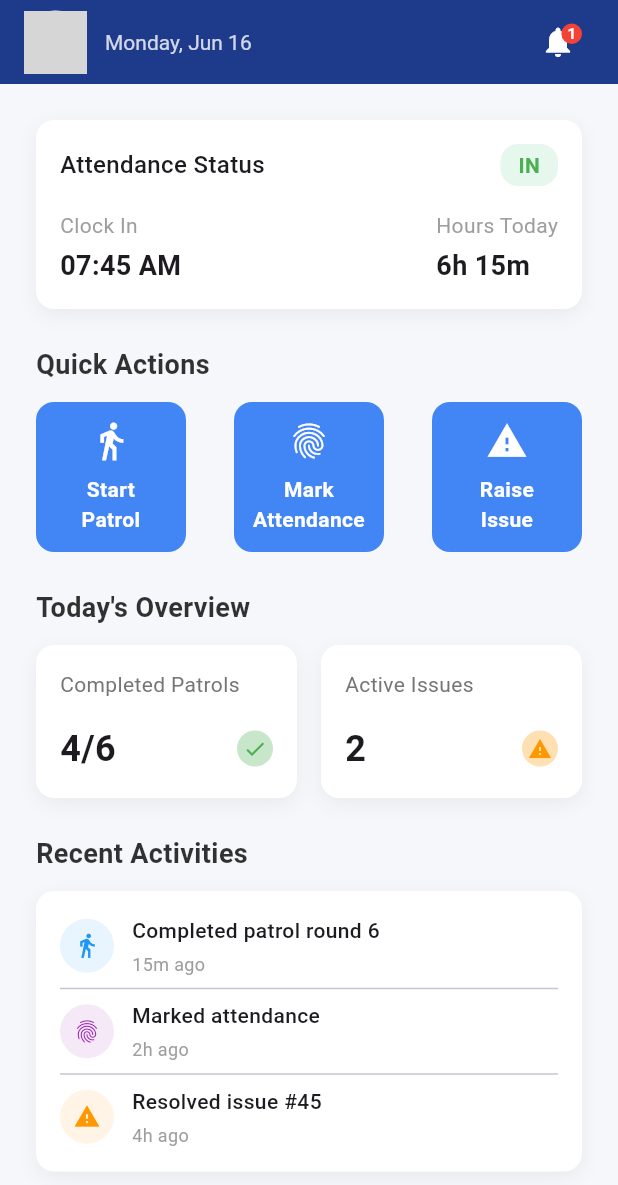
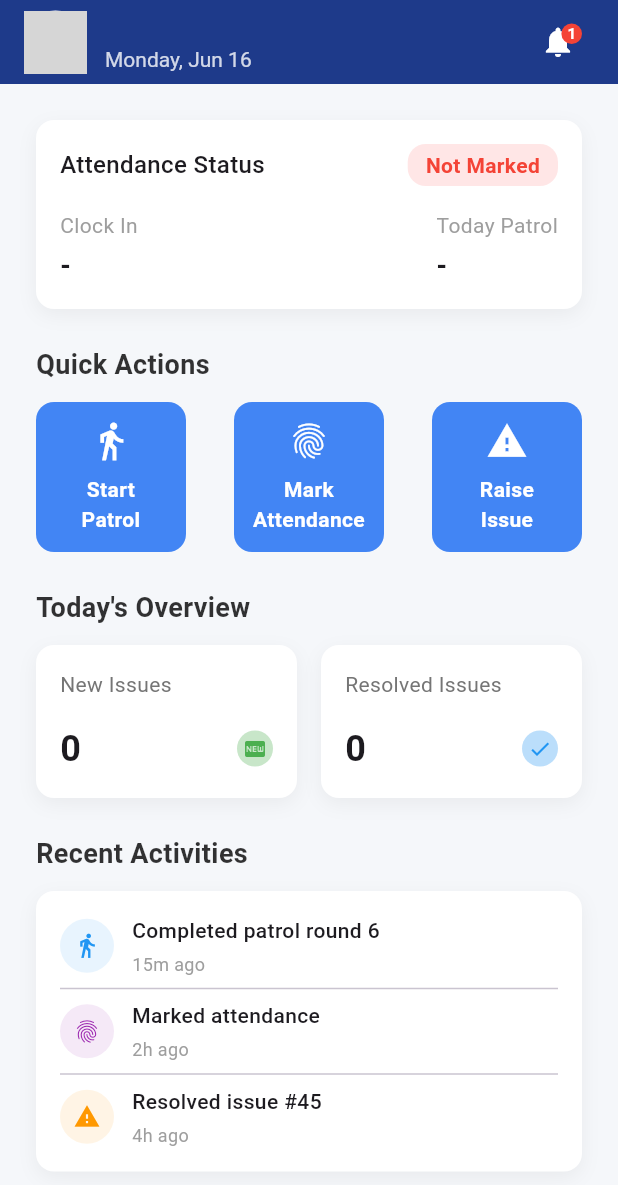
Before and after one commit to akashvadh12/Just-In-App, a Flutter app: the HomeView screen opened by its route, after a tap on an icon or button, on a phone screen of 412 x 824 dp. Shown: the top 1185 px of the screen. Run offline on Flutter 3.47's test engine with Material 3 defaults, Android fonts, the phone set to English and light mode, and no system bars; our stand-ins replace flutter_map, flutter_markdown, geolocator, get, image_picker, latlong2 and 2 more; missing offline and left inert: qr_code_scanner_plus; accounts and stored records are empty; network calls fail; grey boxes are pictures that could not be loaded.

Commit message:
feat: Enhance user model and local storage service; update attendance and issue resolution logic

```diff
--- a/lib/modules/attandance/AttendanceHistoryScreen/AttendanceHistoryScreen.dart
+++ b/lib/modules/attandance/AttendanceHistoryScreen/AttendanceHistoryScreen.dart
@@ -14,11 +14,15 @@ class AttendanceHistoryScreen extends StatelessWidget {
   @override
   Widget build(BuildContext context) {
     return Scaffold(
+
       appBar: AppBar(
         title: const Text(
           'Attendance',
           style: TextStyle(color: Colors.white),
         ),
+          iconTheme: const IconThemeData(
+      color: Colors.white, // Set back button (and other icons) color here
+    ),
         actions: [
           IconButton(
             icon: const Icon(Icons.refresh, color: Colors.white),
--- a/lib/modules/attandance/attandance_controller/Attendance_controller.dart
+++ b/lib/modules/attandance/attandance_controller/Attendance_controller.dart
@@ -18,7 +18,7 @@ class GuardAttendanceController extends GetxController {
   var clockOutTime;
   var isLoadingLocation = false.obs;
   var isProcessingAttendance = false.obs;
-    final ProfileController profileController = Get.find<ProfileController>();
+  final ProfileController profileController = Get.find<ProfileController>();
 
   // API endpoint
   static const String attendanceApiUrl =
@@ -319,6 +319,10 @@ class GuardAttendanceController extends GetxController {
       request.fields['Latitude'] = currentPosition.value!.latitude.toString();
       request.fields['Longitude'] = currentPosition.value!.longitude.toString();
       request.fields['SelfieBase64'] = imageBase64;
+      request.fields['EntryTimestamp'] = DateTime.now().toIso8601String();
+      if (type == 'out') {
+        request.fields['ExitTimestamp'] = DateTime.now().toIso8601String();
+      }
 
       // Add file upload
       var multipartFile = await http.MultipartFile.fromPath(
@@ -335,6 +339,11 @@ class GuardAttendanceController extends GetxController {
       print('Longitude: ${currentPosition.value!.longitude}');
       print('Base64 length: ${imageBase64.length}');
       print('File path: ${capturedImage.value!.path}');
+      print('Entry Timestamp: ${request.fields['EntryTimestamp']}');
+      if (type == 'out') {
+        print('Exit Timestamp: ${request.fields['ExitTimestamp']}');
+      }
+
 
       // Send request
       final streamedResponse = await request.send().timeout(
--- a/lib/modules/auth/controllers/auth_controller.dart
+++ b/lib/modules/auth/controllers/auth_controller.dart
@@ -26,7 +26,7 @@ class AuthController extends GetxController {
   // Services
   final ApiPostServices _apiService = ApiPostServices();
   final LocalStorageService _storage = LocalStorageService.instance;
-    final ProfileController profileController = Get.find<ProfileController>();
+  final ProfileController profileController = Get.find<ProfileController>();
 
   @override
   void onInit() {
@@ -85,7 +85,9 @@ class AuthController extends GetxController {
     isLoading.value = true;
 
     try {
-      log('🔐 Attempting login with ${loginWithPhone.value ? 'phone' : 'username'}: $input');
+      log(
+        '🔐 Attempting login with ${loginWithPhone.value ? 'phone' : 'username'}: $input',
+      );
 
       // Use centralized API service
       final response = await _apiService.login(
@@ -137,12 +139,12 @@ class AuthController extends GetxController {
         final name = userData['name'] ?? 'User';
         final deviceToken = userData['deviceToken'] ?? '';
 
-        profileController.userModel.value = UserModel.fromJson(response['userInf'][0]);
+        profileController.userModel.value = UserModel.fromJson(
+          response['userInf'][0],
+        );
 
-        // Create user model and update a GetX controller (not LocalStorageService)
-        // TODO: Set userModel in ProfileController or AuthController as needed
+        await _storage.saveUserId(userData['userID'] ?? '');
 
-        // Save device token if available
         if (deviceToken.isNotEmpty) {
           await _storage.saveDeviceToken(deviceToken);
         }
@@ -152,8 +154,9 @@ class AuthController extends GetxController {
         _showSuccessSnackbar('Welcome, $name!');
         Get.offAllNamed(Routes.BOTTOM_NAV);
       } else {
-        final errorMessage = response['message'] ??
-          'Invalid ${loginWithPhone.value ? 'phone number' : 'user ID'} or password.';
+        final errorMessage =
+            response['message'] ??
+            'Invalid ${loginWithPhone.value ? 'phone number' : 'user ID'} or password.';
         _showErrorSnackbar(errorMessage);
       }
     } catch (e) {
@@ -231,8 +234,6 @@ class AuthController extends GetxController {
     );
   }
 
-
-
   @override
   void onClose() {
     credentialsController.dispose();
--- a/lib/modules/auth/models/user_model.dart
+++ b/lib/modules/auth/models/user_model.dart
@@ -14,6 +14,11 @@ class UserModel {
   final String? email;
   final String? phone;
   final String? token;
+  final String? clockIn;
+  final String? clockOut;
+  final String? todayPatrolStatus;
+  final String? attendanceStatus;
+  final Map<String, dynamic>? issuesCount;
 
   UserModel({
     required this.userId,
@@ -28,6 +33,11 @@ class UserModel {
     this.email,
     this.phone,
     this.token,
+    this.clockIn,
+    this.clockOut,
+    this.todayPatrolStatus,
+    this.attendanceStatus,
+    this.issuesCount,
   });
 
   factory UserModel.fromJson(Map<String, dynamic> json) {
@@ -44,6 +54,11 @@ class UserModel {
       email: json['email']?.toString() ?? json['email_No']?.toString(),
       phone: json['phone']?.toString() ?? json['mobile_No']?.toString() ?? json['mobileNo']?.toString(),
       token: json['token']?.toString() ?? json['deviceToken']?.toString(),
+      clockIn: json['clockIn']?.toString(),
+      clockOut: json['clockOut']?.toString(),
+      todayPatrolStatus: json['todayPatrolStatus']?.toString(),
+      attendanceStatus: json['attendanceStatus']?.toString(),
+      issuesCount: json['issuesCount'] != null ? Map<String, dynamic>.from(json['issuesCount']) : null,
     );
   }
 
@@ -61,6 +76,11 @@ class UserModel {
       'email': email,
       'phone': phone,
       'token': token,
+      'clockIn': clockIn,
+      'clockOut': clockOut,
+      'todayPatrolStatus': todayPatrolStatus,
+      'attendanceStatus': attendanceStatus,
+      'issuesCount': issuesCount,
     };
   }
 
@@ -92,6 +112,11 @@ class UserModel {
     String? email,
     String? phone,
     String? token,
+    String? clockIn,
+    String? clockOut,
+    String? todayPatrolStatus,
+    String? attendanceStatus,
+    Map<String, dynamic>? issuesCount,
   }) {
     return UserModel(
       userId: userId ?? this.userId,
@@ -106,6 +131,11 @@ class UserModel {
       email: email ?? this.email,
       phone: phone ?? this.phone,
       token: token ?? this.token,
+      clockIn: clockIn ?? this.clockIn,
+      clockOut: clockOut ?? this.clockOut,
+      todayPatrolStatus: todayPatrolStatus ?? this.todayPatrolStatus,
+      attendanceStatus: attendanceStatus ?? this.attendanceStatus,
+      issuesCount: issuesCount ?? this.issuesCount,
     );
   }
 
--- a/lib/modules/home/controllers/home_controller.dart
+++ b/lib/modules/home/controllers/home_controller.dart
@@ -1,7 +1,10 @@
 import 'package:flutter/material.dart';
 import 'package:get/get.dart';
+import 'package:security_guard/modules/profile/controller/profileController/profilecontroller.dart';
+import 'package:http/http.dart' as http;
+import 'dart:convert';
 import 'package:security_guard/modules/auth/models/user_model.dart';
-import 'package:security_guard/modules/profile/controller/profileController/profilecontroller.dart';
+import 'package:security_guard/modules/profile/controller/localStorageService/localStorageService.dart';
 
 class HomeController extends GetxController {
   // User data from ProfileController
@@ -17,7 +20,7 @@ class HomeController extends GetxController {
   @override
   void onInit() {
     super.onInit();
-    // No need to load user data from storage, ProfileController handles it
+    fetchDashboardData();
   }
 
   // Attendance data
@@ -57,6 +60,14 @@ class HomeController extends GetxController {
 
   // Navigation index
   final selectedIndex = 0.obs;
+
+  // Dashboard data
+  final attendanceStatus = ''.obs;
+  final todayPatrolStatus = ''.obs;
+  final issuesNew = 0.obs;
+  final issuesPending = 0.obs;
+  final issuesResolved = 0.obs;
+  final dashboardLoading = false.obs;
 
   // Formatting logic for the date
   String get formattedDate {
@@ -118,4 +129,42 @@ class HomeController extends GetxController {
     selectedIndex.value = index;
     // Implementation for navigation
   }
+
+  final LocalStorageService _storage = LocalStorageService.instance;
+
+  Future<void> fetchDashboardData() async {
+    dashboardLoading.value = true;
+    try {
+      // Get userId from LocalStorageService
+      String? userId =  await _storage.getUserId();
+      print('User ID from storage🔴🔴: $userId');
+      // if (userId == null || userId.isEmpty) {
+      //   userId = profileController.userModel.value?.userId ?? '';
+      // }
+      // if (userId.isEmpty) {
+      //   dashboardLoading.value = false;
+      //   return;
+      // }
+      final url = Uri.parse('https://official.solarvision-cairo.com/dashboard?userId=$userId');
+      final response = await http.get(url);
+      if (response.statusCode == 200) {
+        final data = json.decode(response.body);
+        attendanceStatus.value = data['attendanceStatus']?.toString() ?? '';
+        todayPatrolStatus.value = data['todayPatrolStatus']?.toString() ?? '';
+        issuesNew.value = data['issuesCount']?['new'] ?? 0;
+        issuesPending.value = data['issuesCount']?['pending'] ?? 0;
+        issuesResolved.value = data['issuesCount']?['resolved'] ?? 0;
+        // Update user info/photo if present in dashboard response
+        if (data['userID'] != null) {
+          profileController.userModel.value = UserModel.fromJson(data);
+        }
+      } else {
+        Get.snackbar('Error', 'Failed to fetch dashboard data');
+      }
+    } catch (e) {
+      Get.snackbar('Error', 'Error fetching dashboard data: $e');
+    } finally {
+      dashboardLoading.value = false;
+    }
+  }
 }
--- a/lib/modules/home/view/home_view.dart
+++ b/lib/modules/home/view/home_view.dart
@@ -4,11 +4,7 @@ import 'package:get/get.dart';
 import 'package:security_guard/modules/attandance/AttendanceScreen/GuardAttendanceScreen.dart';
 
 import 'package:security_guard/modules/home/controllers/home_controller.dart';
-import 'package:security_guard/modules/issue/report_issue/report_incident_screen.dart';
 import 'package:security_guard/modules/notification/notification_screen.dart';
-
-import 'package:security_guard/modules/petrol/views/patrol_check_in_view.dart';
-import 'package:security_guard/modules/profile/Profile_screen.dart';
 import 'package:security_guard/shared/widgets/bottomnavigation/navigation_controller.dart';
 
 class HomeView extends GetView<HomeController> {
@@ -38,35 +34,37 @@ class HomeView extends GetView<HomeController> {
       automaticallyImplyLeading: false,
       title: Row(
         children: [
-          Container(
+          Obx(() => Container(
                 width: 42,
                 height: 42,
-            padding:EdgeInsets.all(16),
+                padding: EdgeInsets.all(0),
                 decoration: BoxDecoration(
                   shape: BoxShape.circle,
                   border: Border.all(color: Colors.white, width: 2),
                   image: DecorationImage(
                     image: NetworkImage(
-                  "https://randomuser.me/api/portraits/men/32.jpg",
+                      controller.profileController.userModel.value?.photoPath.isNotEmpty == true
+                          ? controller.profileController.userModel.value!.photoPath
+                          : 'https://cdn-icons-png.flaticon.com/512/1053/1053244.png',
                     ),
                     fit: BoxFit.cover,
                   ),
                 ),
-          ),
+              )),
           SizedBox(width: 12),
           Column(
             crossAxisAlignment: CrossAxisAlignment.start,
             children: [
-              // Obx(
-              //   () => Text(
-              //     '${controller.userName.value}',
-              //     style: TextStyle(
-              //       color: Colors.white,
-              //       fontSize: 18,
-              //       fontWeight: FontWeight.bold,
-              //     ),
-              //   ),
-              // ),
+              Obx(
+                () => Text(
+                  controller.profileController.userModel.value?.name ?? 'User',
+                  style: TextStyle(
+                    color: Colors.white,
+                    fontSize: 18,
+                    fontWeight: FontWeight.bold,
+                  ),
+                ),
+              ),
               Obx(
                 () => Text(
                   controller.formattedDate,
@@ -140,7 +138,7 @@ class HomeView extends GetView<HomeController> {
   }
 
   Widget _buildAttendanceCard() {
-    return Container(
+    return Obx(() => Container(
       width: double.infinity,
       padding: EdgeInsets.all(16),
       decoration: BoxDecoration(
@@ -167,13 +165,13 @@ class HomeView extends GetView<HomeController> {
               Container(
                 padding: EdgeInsets.symmetric(horizontal: 12, vertical: 4),
                 decoration: BoxDecoration(
-                  color: Color(0xFFE6F7EE),
+                  color: controller.attendanceStatus.value == 'Marked' ? Color(0xFFE6F7EE) : Color(0xFFFFE6E6),
                   borderRadius: BorderRadius.circular(12),
                 ),
                 child: Text(
-                  'IN',
+                  controller.attendanceStatus.value.isNotEmpty ? controller.attendanceStatus.value : 'Not Marked',
                   style: TextStyle(
-                    color: Color(0xFF4CAF50),
+                    color: controller.attendanceStatus.value == 'Marked' ? Color(0xFF4CAF50) : Colors.red,
                     fontWeight: FontWeight.bold,
                   ),
                 ),
@@ -192,13 +190,11 @@ class HomeView extends GetView<HomeController> {
                     style: TextStyle(color: Colors.grey, fontSize: 14),
                   ),
                   SizedBox(height: 4),
-                  Obx(
-                    () => Text(
-                      controller.clockInTime.value,
+                  Text(
+                    '-', // You can bind actual clock in time if available from API
                     style: TextStyle(
                       fontSize: 18,
                       fontWeight: FontWeight.bold,
-                      ),
                     ),
                   ),
                 ],
@@ -207,17 +203,15 @@ class HomeView extends GetView<HomeController> {
                 crossAxisAlignment: CrossAxisAlignment.start,
                 children: [
                   Text(
-                    'Hours Today',
+                    'Today Patrol',
                     style: TextStyle(color: Colors.grey, fontSize: 14),
                   ),
                   SizedBox(height: 4),
-                  Obx(
-                    () => Text(
-                      controller.hoursToday.value,
+                  Text(
+                    controller.todayPatrolStatus.value.isNotEmpty ? controller.todayPatrolStatus.value : '-',
                     style: TextStyle(
                       fontSize: 18,
                       fontWeight: FontWeight.bold,
-                      ),
                     ),
                   ),
                 ],
@@ -226,7 +220,7 @@ class HomeView extends GetView<HomeController> {
           ),
         ],
       ),
-    );
+    ));
   }
 
   Widget _buildSectionTitle(String title) {
@@ -302,7 +296,7 @@ class HomeView extends GetView<HomeController> {
   }
 
   Widget _buildOverviewCards() {
-    return Row(
+    return Obx(() => Row(
       children: [
         Expanded(
           child: Container(
@@ -322,20 +316,18 @@ class HomeView extends GetView<HomeController> {
               crossAxisAlignment: CrossAxisAlignment.start,
               children: [
                 Text(
-                  'Completed Patrols',
+                  'New Issues',
                   style: TextStyle(color: Colors.grey[600], fontSize: 14),
                 ),
                 SizedBox(height: 16),
                 Row(
                   mainAxisAlignment: MainAxisAlignment.spaceBetween,
                   children: [
-                    Obx(
-                      () => Text(
-                        '${controller.completedPatrols}/${controller.totalPatrols}',
+                    Text(
+                      '${controller.issuesNew}',
                       style: TextStyle(
                         fontSize: 24,
                         fontWeight: FontWeight.bold,
-                        ),
                       ),
                     ),
                     Container(
@@ -344,7 +336,7 @@ class HomeView extends GetView<HomeController> {
                         color: Colors.green[100],
                         shape: BoxShape.circle,
                       ),
-                      child: Icon(Icons.check, color: Colors.green, size: 16),
+                      child: Icon(Icons.fiber_new, color: Colors.green, size: 16),
                     ),
                   ],
                 ),
@@ -371,33 +363,27 @@ class HomeView extends GetView<HomeController> {
               crossAxisAlignment: CrossAxisAlignment.start,
               children: [
                 Text(
-                  'Active Issues',
+                  'Resolved Issues',
                   style: TextStyle(color: Colors.grey[600], fontSize: 14),
                 ),
                 SizedBox(height: 16),
                 Row(
                   mainAxisAlignment: MainAxisAlignment.spaceBetween,
                   children: [
-                    Obx(
-                      () => Text(
-                        '${controller.activeIssues}',
+                    Text(
+                      '${controller.issuesResolved}',
                       style: TextStyle(
                         fontSize: 24,
                         fontWeight: FontWeight.bold,
                       ),
                     ),
-                    ),
                     Container(
                       padding: EdgeInsets.all(4),
                       decoration: BoxDecoration(
-                        color: Colors.orange[100],
+                        color: Colors.blue[100],
                         shape: BoxShape.circle,
                       ),
-                      child: Icon(
-                        Icons.warning,
-                        color: Colors.orange,
-                        size: 16,
-                      ),
+                      child: Icon(Icons.check, color: Colors.blue, size: 16),
                     ),
                   ],
                 ),
@@ -406,7 +392,7 @@ class HomeView extends GetView<HomeController> {
           ),
         ),
       ],
-    );
+    ));
   }
 
   Widget _buildRecentActivities() {
--- a/lib/modules/issue/IssueResolution/issue_details_Screens/controller/issue_resolve_controller.dart
+++ b/lib/modules/issue/IssueResolution/issue_details_Screens/controller/issue_resolve_controller.dart
@@ -7,6 +7,7 @@ import 'package:geolocator/geolocator.dart';
 import 'package:permission_handler/permission_handler.dart';
 import 'package:security_guard/core/api/api_service.dart';
 import 'package:security_guard/modules/issue/issue_list/issue_model/issue_modl.dart';
+import 'package:security_guard/modules/profile/controller/localStorageService/localStorageService.dart';
 import 'package:shared_preferences/shared_preferences.dart';
 
 class IssueDetailController extends GetxController {
@@ -17,6 +18,7 @@ class IssueDetailController extends GetxController {
   final RxBool isLoadingLocation = false.obs;
   final RxString errorMessage = ''.obs;
 // Location distance check will be performed in resolveIssue method.
+  final LocalStorageService _storage = LocalStorageService.instance;
 
   late String userId;
 
@@ -77,7 +79,7 @@ class IssueDetailController extends GetxController {
       isLoading.value = true;
       errorMessage.value = '';
 
-      final token = await getAuthToken();
+      final token = await _storage.getDeviceToken();
       if (token == null) {
         throw Exception('Authentication token not found');
       }
@@ -118,15 +120,5 @@ class IssueDetailController extends GetxController {
     }
   }
 
-  Future<String?> getAuthToken() async {
-    try {
-      final prefs = await SharedPreferences.getInstance();
-      final token = prefs.getString('auth_token');
-      print("Retrieved Auth Token: ${token ?? 'Not found'}");
-      return token;
-    } catch (e) {
-      print("Error retrieving auth token: $e");
-      return null;
-    }
-  }
+
 }
--- a/lib/modules/profile/controller/localStorageService/localStorageService.dart
+++ b/lib/modules/profile/controller/localStorageService/localStorageService.dart
@@ -19,13 +19,29 @@ class LocalStorageService extends GetxService {
     }
   }
 
-  // Device token methods ONLY
   Future<void> saveDeviceToken(String deviceToken) async {
     try {
       await _prefs.setString('device_token', deviceToken);
       print('Device token saved successfully');
     } catch (e) {
       print('Error saving device token: $e');
+    }
+  }
+  Future<void> saveUserId(String userId) async {
+    try {
+      await _prefs.setString('user_id', userId);
+      print('user Id  saved successfully for user: $userId');
+    } catch (e) {
+      print('Error saving User Id: $e');
+    }
+  }
+
+  Future<String?> getUserId() async {
+    try {
+      return _prefs.getString('user_id');
+    } catch (e) {
+      print('Error retrieving user Id: $e');
+      return null;
     }
   }
 
--- a/lib/shared/widgets/bottomnavigation/bottomnavigation.dart
+++ b/lib/shared/widgets/bottomnavigation/bottomnavigation.dart
@@ -4,6 +4,7 @@ import 'package:security_guard/core/theme/app_colors.dart';
 import 'package:security_guard/modules/attandance/AttendanceScreen/GuardAttendanceScreen.dart';
 
 import 'package:security_guard/modules/home/view/home_view.dart';
+import 'package:security_guard/modules/issue/issue_list/issue_view/issue_screen.dart';
 import 'package:security_guard/modules/issue/report_issue/report_incident_screen.dart';
 import 'package:security_guard/modules/petrol/views/patrol_check_in_view.dart';
 import 'package:security_guard/modules/profile/Profile_screen.dart';
@@ -18,7 +19,7 @@ class BottomNavBarWidget extends StatelessWidget {
     HomeView(),
     GuardAttendanceScreen(),
     PatrolCheckInScreen(),
-    IncidentReportScreen(),
+    IssuesScreen(),
     ProfileScreen(),
   ];
 
```
Also changed, not shown: lib/main.dart (+2 -10 lines). Lines whose indentation alone changed are shown as unchanged.
